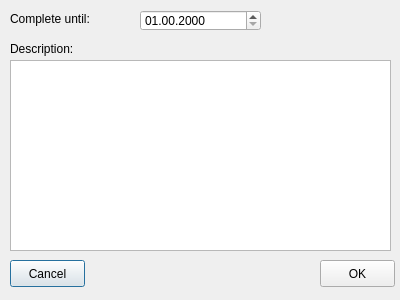
BackupTheBerlios/first4-svn, file trunk/ui/proceduretask.ui: the form before one commit.
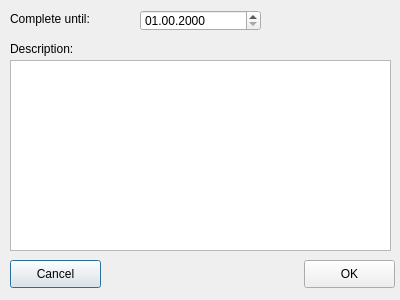
The form after the commit. Icons and pictures are not drawn.

Patch:
```diff
--- a/trunk/ui/proceduretask.ui
+++ b/trunk/ui/proceduretask.ui
@@ -20,8 +20,8 @@
     <rect>
      <x>10</x>
      <y>260</y>
-     <width>75</width>
-     <height>27</height>
+     <width>91</width>
+     <height>28</height>
     </rect>
    </property>
    <property name="text" >
@@ -34,10 +34,10 @@
   <widget class="QPushButton" name="btok" >
    <property name="geometry" >
     <rect>
-     <x>320</x>
+     <x>304</x>
      <y>260</y>
-     <width>75</width>
-     <height>27</height>
+     <width>91</width>
+     <height>28</height>
     </rect>
    </property>
    <property name="text" >
```
